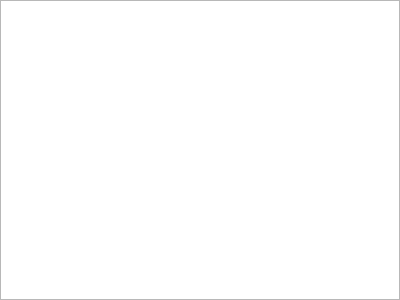
Above: mqt/MqtMonitor/MonitoringFrame.ui from zsteva/backup-minos2 before the change. Below: the same form after it.
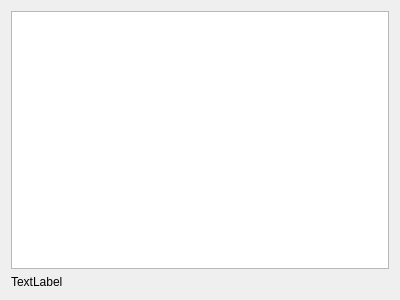
That is the form after the change.

```diff
--- a/mqt/MqtMonitor/MonitoringFrame.ui
+++ b/mqt/MqtMonitor/MonitoringFrame.ui
@@ -20,24 +20,16 @@
    <enum>QFrame::Raised</enum>
   </property>
   <layout class="QVBoxLayout" name="verticalLayout">
-   <property name="spacing">
-    <number>0</number>
-   </property>
-   <property name="leftMargin">
-    <number>0</number>
-   </property>
-   <property name="topMargin">
-    <number>0</number>
-   </property>
-   <property name="rightMargin">
-    <number>0</number>
-   </property>
-   <property name="bottomMargin">
-    <number>0</number>
-   </property>
    <item>
     <widget class="QTableView" name="QSOTable"/>
    </item>
+   <item>
+    <widget class="QLabel" name="scoreLabel">
+     <property name="text">
+      <string>TextLabel</string>
+     </property>
+    </widget>
+   </item>
   </layout>
  </widget>
  <resources/>
```
